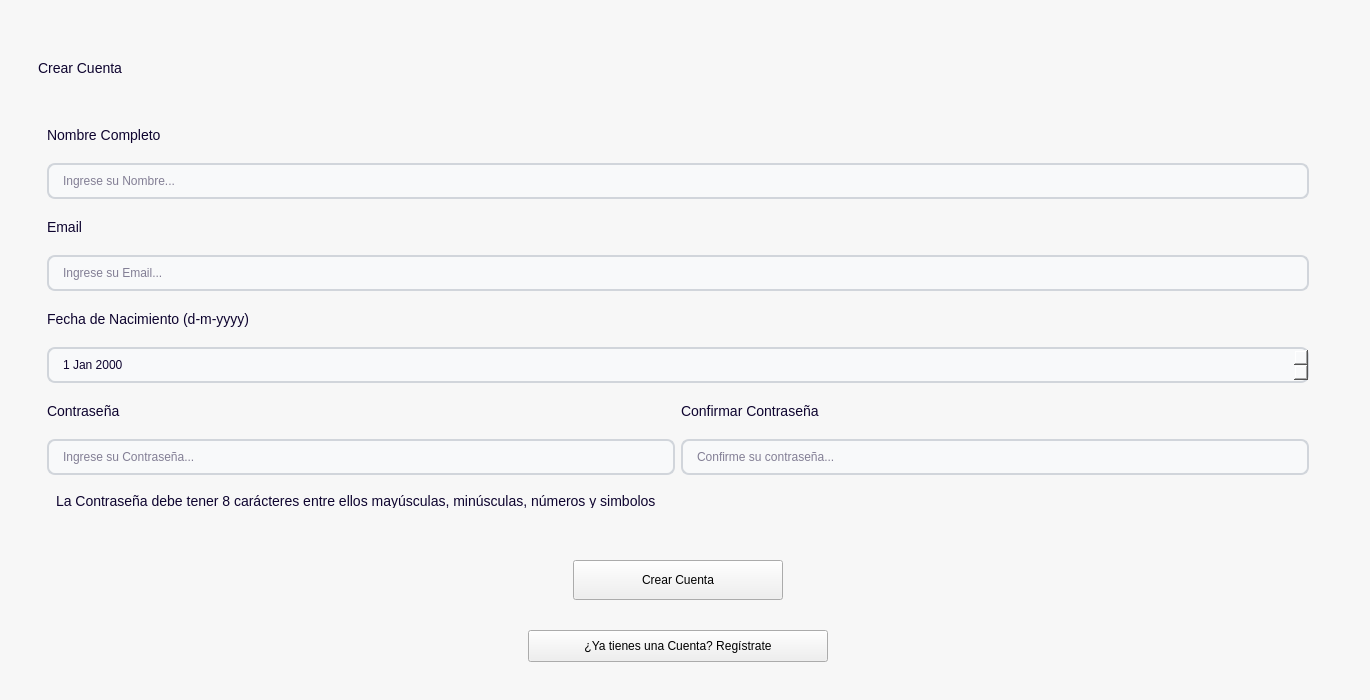
Qt form app/ui/createAccount.ui (Brando-1510/Proyecto-Integrador-2.0) before a commit.
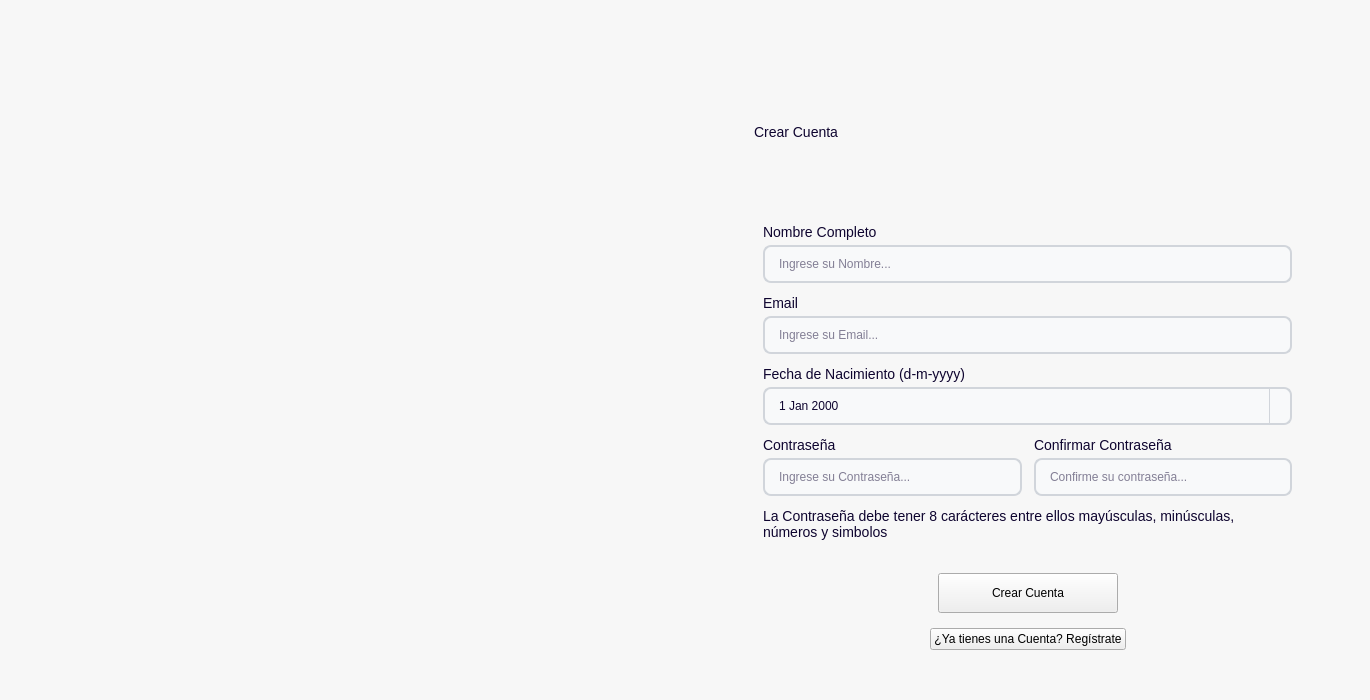
The same form after that commit. Icons and pictures are not drawn.

Commit message: fix(ui): ya estoy hasta la poya de que esta mierda no de XD

The edit to the form file:
```diff
--- a/app/ui/createAccount.ui
+++ b/app/ui/createAccount.ui
@@ -2,6 +2,7 @@
 <ui version="4.0">
  <class>LoginWindow</class>
  <widget class="QWidget" name="LoginWindow">
+
   <property name="geometry">
    <rect>
     <x>0</x>
@@ -10,46 +11,62 @@
     <height>700</height>
    </rect>
   </property>
+
+  <property name="minimumSize">
+   <size>
+    <width>900</width>
+    <height>600</height>
+   </size>
+  </property>
+
+  <property name="maximumSize">
+   <size>
+    <width>1370</width>
+    <height>700</height>
+   </size>
+  </property>
+
   <property name="windowTitle">
-   <string>Form</string>
+   <string>Crear Cuenta</string>
   </property>
+
   <property name="styleSheet">
-   <string notr="true">#LoginWindow{
-background-color: #f7f7f7;
+   <string notr="true">
+#LoginWindow {
+    background-color: #F7F7F7;
 }
+
 /*
 -----------------------------------------------------------------------------------------------------
 Inputs
------------------------------------------------------------------------------------------------------*/
-/* --- ESTADO BASE --- */
+-----------------------------------------------------------------------------------------------------
+*/
+
 QLineEdit, QDateEdit {
-    background-color: #F8F9FA; 
-    border: 2px solid #D1D5DB; 
-    border-radius: 8px;     
-    padding: 8px 12px;         
+    background-color: #F8F9FA;
+    border: 2px solid #D1D5DB;
+    border-radius: 8px;
+    padding: 8px 12px;
     color: #0E042F;
+    min-height: 18px;
 }
 
-/* --- CUANDO EL MOUSE ESTÁ ENCIMA (HOVER) --- */
 QLineEdit:hover, QDateEdit:hover {
-    border: 1px solid #9CA3AF;      /* Borde un poco más oscuro */
-    background-color: #F3F4F6;      /* Fondo ligeramente gris */
+    border: 1px solid #9CA3AF;
+    background-color: #F3F4F6;
 }
 
-/* --- CUANDO TIENE EL FOCO / SE ESTÁ ESCRIBIENDO (FOCUS) --- */
 QLineEdit:focus, QDateEdit:focus {
-    border: 1px solid #744bcc;      /* Borde azul más grueso */
-    background-color: #FFFFFF;      /* Fondo blanco puro */
+    border: 1px solid #744BCC;
+    background-color: #FFFFFF;
 }
 
-/* --- CUANDO EL CAMPO ESTÁ DESHABILITADO (DISABLED) --- */
 QLineEdit:disabled, QDateEdit:disabled {
-    background-color: #E5E7EB;      /* Fondo gris oscuro */
-    color: #9CA3AF;                 /* Texto gris claro */
-    border:2px solid #D1D5DB;      /* Borde original o más claro */
+    background-color: #E5E7EB;
+    color: #9CA3AF;
+    border: 2px solid #D1D5DB;
 }
 
-/* --- ESTILO ESPECÍFICO PARA EL BOTÓN DE FLECHA EN QDATEEDIT --- */
 QDateEdit::drop-down {
     subcontrol-origin: padding;
     subcontrol-position: top right;
@@ -60,72 +77,83 @@
     border-top-right-radius: 8px;
     border-bottom-right-radius: 8px;
 }
+
 /*
 -----------------------------------------------------------------------------------------------------
 Textos
------------------------------------------------------------------------------------------------------*/
-QLabel{
-font-size: 14px;
-color: #0E042F;
+-----------------------------------------------------------------------------------------------------
+*/
+
+QLabel {
+    font-size: 14px;
+    color: #0E042F;
 }
-QLabel[texto=&quot;TituloPrincipal&quot;]{
-font-size:30px;
-qproperty-alignment: 'AlignCenter';
-font-weight:bold;
+
+QLabel[texto=&quot;TituloPrincipal&quot;] {
+    font-size: 30px;
+    qproperty-alignment: 'AlignCenter';
+    font-weight: bold;
 }
-QLabel[texto=&quot;Descripcion&quot;]{
-font-size:18px;
-color: #6C6686;
+
+QLabel[texto=&quot;Descripcion&quot;] {
+    font-size: 18px;
+    color: #6C6686;
 }
-QLabel[texto=&quot;InputTexto&quot;]{
-font-size:16px;
-color: #6C6686;
+
+QLabel[texto=&quot;InputTexto&quot;] {
+    font-size: 16px;
+    color: #6C6686;
 }
-QLabel[texto=&quot;Destacado&quot;]{
-font-size:16px;
-color: #0E042F;
-qproperty-alignment: 'AlignCenter';
-font-weight: bold;
+
+QLabel[texto=&quot;Destacado&quot;] {
+    font-size: 16px;
+    color: #0E042F;
+    qproperty-alignment: 'AlignCenter';
+    font-weight: bold;
 }
+
 /*
 -----------------------------------------------------------------------------------------------------
 Botones
------------------------------------------------------------------------------------------------------*/
-/* --- BOTÓN PRIMARIO --- */
+-----------------------------------------------------------------------------------------------------
+*/
+
 QPushButton[boton=&quot;Primario&quot;] {
     border-radius: 10px;
     background-color: #5D38BB;
     font-weight: bold;
-    color: #f7f7f7;
+    color: #F7F7F7;
     font-size: 12pt;
+    min-height: 40px;
+    padding-left: 20px;
+    padding-right: 20px;
 }
 
 QPushButton[boton=&quot;Primario&quot;]:hover {
-    background-color: #744bcc;
+    background-color: #744BCC;
 }
 
 QPushButton[boton=&quot;Primario&quot;]:pressed {
-    background-color: #472a8f;
+    background-color: #472A8F;
 }
 
-
-/* --- BOTÓN SECUNDARIO --- */
 QPushButton[boton=&quot;Secundario&quot;] {
     border-radius: 10px;
     background-color: rgba(161, 147, 204, 0.7);
     font-weight: bold;
     color: #5D38BB;
     font-size: 18px;
+    min-height: 40px;
 }
 
 QPushButton[boton=&quot;Secundario&quot;]:hover {
-    background-color: rgba(161, 147, 204, 0.9); 
+    background-color: rgba(161, 147, 204, 0.9);
 }
 
 QPushButton[boton=&quot;Secundario&quot;]:pressed {
     background-color: rgba(131, 117, 174, 0.9);
 }
-/* --- BOTÓN TEXTO --- */
+
 QPushButton[boton=&quot;BotonTexto&quot;] {
     border: none;
     background: transparent;
@@ -133,10 +161,9 @@
     margin: 0px;
     color: #0E042F;
     font-weight: bold;
-	font-size: 16px;
+    font-size: 16px;
 }
 
-/* Evita que cambie de estilo o muestre bordes al pasar el mouse, hacer clic o tener el foco */
 QPushButton[boton=&quot;BotonTexto&quot;]:hover {
     color: #6C6686;
     background: transparent;
@@ -148,319 +175,829 @@
     background: transparent;
     outline: none;
 }
-</string>
+   </string>
   </property>
+
+
+  <!-- ================================================================= -->
+  <!-- LAYOUT PRINCIPAL -->
+  <!-- ================================================================= -->
+
   <layout class="QHBoxLayout" name="horizontalLayout_8">
+
+   <property name="spacing">
+    <number>0</number>
+   </property>
+
+   <property name="leftMargin">
+    <number>0</number>
+   </property>
+
+   <property name="topMargin">
+    <number>0</number>
+   </property>
+
+   <property name="rightMargin">
+    <number>0</number>
+   </property>
+
+   <property name="bottomMargin">
+    <number>0</number>
+   </property>
+
+
+   <!-- =============================================================== -->
+   <!-- CONTENEDOR PRINCIPAL -->
+   <!-- =============================================================== -->
+
    <item>
-    <widget class="QWidget" name="ContenedorPrincipal" native="true">
+
+    <widget class="QWidget" name="ContenedorPrincipal">
+
+     <property name="sizePolicy">
+      <sizepolicy hsizetype="Expanding" vsizetype="Expanding">
+       <horstretch>1</horstretch>
+       <verstretch>1</verstretch>
+      </sizepolicy>
+     </property>
+
+
      <layout class="QHBoxLayout" name="horizontalLayout">
+
+      <property name="spacing">
+       <number>0</number>
+      </property>
+
       <property name="leftMargin">
        <number>0</number>
       </property>
+
       <property name="topMargin">
        <number>0</number>
       </property>
+
       <property name="rightMargin">
        <number>0</number>
       </property>
+
       <property name="bottomMargin">
        <number>0</number>
       </property>
+
+
+      <!-- ============================================================= -->
+      <!-- LADO IZQUIERDO - IMAGEN -->
+      <!-- ============================================================= -->
+
       <item>
-       <widget class="QWidget" name="rightSide" native="true">
+
+       <widget class="QWidget" name="leftSide">
+
+        <property name="sizePolicy">
+         <sizepolicy hsizetype="Expanding" vsizetype="Expanding">
+          <horstretch>1</horstretch>
+          <verstretch>1</verstretch>
+         </sizepolicy>
+        </property>
+
+        <property name="minimumSize">
+         <size>
+          <width>400</width>
+          <height>0</height>
+         </size>
+        </property>
+
+
+        <layout class="QVBoxLayout" name="verticalLayout_8">
+
+         <property name="spacing">
+          <number>0</number>
+         </property>
+
+         <property name="leftMargin">
+          <number>0</number>
+         </property>
+
+         <property name="topMargin">
+          <number>0</number>
+         </property>
+
+         <property name="rightMargin">
+          <number>0</number>
+         </property>
+
+         <property name="bottomMargin">
+          <number>0</number>
+         </property>
+
+
+         <item>
+
+          <widget class="QLabel" name="label_2">
+
+           <property name="sizePolicy">
+            <sizepolicy hsizetype="Expanding" vsizetype="Expanding">
+             <horstretch>1</horstretch>
+             <verstretch>1</verstretch>
+            </sizepolicy>
+           </property>
+
+           <property name="text">
+            <string/>
+           </property>
+
+           <property name="pixmap">
+            <pixmap resource="../resources/resources.qrc">:/images/backCreateAccount.jpg</pixmap>
+           </property>
+
+           <property name="scaledContents">
+            <bool>true</bool>
+           </property>
+
+           <property name="alignment">
+            <set>Qt::AlignCenter</set>
+           </property>
+
+          </widget>
+
+         </item>
+
+        </layout>
+
+       </widget>
+
+      </item>
+
+
+      <!-- ============================================================= -->
+      <!-- LADO DERECHO - FORMULARIO -->
+      <!-- ============================================================= -->
+
+      <item>
+
+       <widget class="QWidget" name="rightSide">
+
+        <property name="sizePolicy">
+         <sizepolicy hsizetype="Expanding" vsizetype="Expanding">
+          <horstretch>1</horstretch>
+          <verstretch>1</verstretch>
+         </sizepolicy>
+        </property>
+
+        <property name="minimumSize">
+         <size>
+          <width>450</width>
+          <height>0</height>
+         </size>
+        </property>
+
+
         <layout class="QVBoxLayout" name="verticalLayout_7">
+
+         <property name="spacing">
+          <number>0</number>
+         </property>
+
+         <property name="leftMargin">
+          <number>40</number>
+         </property>
+
+         <property name="topMargin">
+          <number>30</number>
+         </property>
+
+         <property name="rightMargin">
+          <number>40</number>
+         </property>
+
+         <property name="bottomMargin">
+          <number>30</number>
+         </property>
+
+
+         <!-- ========================================================== -->
+         <!-- CONTENEDOR DEL FORMULARIO -->
+         <!-- ========================================================== -->
+
          <item>
-          <widget class="QWidget" name="contenedorPrincipal" native="true">
+
+          <widget class="QWidget" name="contenedorPrincipal">
+
+           <property name="sizePolicy">
+            <sizepolicy hsizetype="Expanding" vsizetype="Preferred">
+             <horstretch>1</horstretch>
+             <verstretch>0</verstretch>
+            </sizepolicy>
+           </property>
+
+
            <layout class="QVBoxLayout" name="verticalLayout_4">
+
+            <property name="spacing">
+             <number>15</number>
+            </property>
+
+            <property name="leftMargin">
+             <number>20</number>
+            </property>
+
+            <property name="topMargin">
+             <number>20</number>
+            </property>
+
+            <property name="rightMargin">
+             <number>20</number>
+            </property>
+
+            <property name="bottomMargin">
+             <number>20</number>
+            </property>
+
+
+            <!-- ======================================================== -->
+            <!-- TÍTULO -->
+            <!-- ======================================================== -->
+
             <item>
-             <widget class="QWidget" name="contenedorTitulo_2" native="true">
+
+             <widget class="QWidget" name="contenedorTitulo_2">
+
               <layout class="QVBoxLayout" name="verticalLayout_5">
+
+               <property name="spacing">
+                <number>10</number>
+               </property>
+
                <item>
+
                 <widget class="QLabel" name="Titulo_2">
-                 <property name="maximumSize">
-                  <size>
-                   <width>16777215</width>
-                   <height>60</height>
-                  </size>
+
+                 <property name="sizePolicy">
+                  <sizepolicy hsizetype="Expanding" vsizetype="Preferred">
+                   <horstretch>1</horstretch>
+                   <verstretch>0</verstretch>
+                  </sizepolicy>
                  </property>
+
                  <property name="text">
                   <string>Crear Cuenta</string>
                  </property>
+
                  <property name="texto" stdset="0">
                   <string>TituloPrincipal</string>
                  </property>
+
                 </widget>
+
                </item>
+
+
+               <!-- ===================================================== -->
+               <!-- FORMULARIOS -->
+               <!-- ===================================================== -->
+
                <item>
-                <widget class="QWidget" name="contenedorForms_2" native="true">
+
+                <widget class="QWidget" name="contenedorForms_2">
+
+                 <property name="sizePolicy">
+                  <sizepolicy hsizetype="Expanding" vsizetype="Preferred">
+                   <horstretch>1</horstretch>
+                   <verstretch>0</verstretch>
+                  </sizepolicy>
+                 </property>
+
+
                  <layout class="QVBoxLayout" name="verticalLayout_6">
+
+                  <property name="spacing">
+                   <number>12</number>
+                  </property>
+
+
+                  <!-- ================================================= -->
+                  <!-- NOMBRE -->
+                  <!-- ================================================= -->
+
                   <item>
+
                    <layout class="QVBoxLayout" name="inputLayout_4">
-                    <property name="sizeConstraint">
-                     <enum>QLayout::SetFixedSize</enum>
+
+                    <property name="spacing">
+                     <number>5</number>
                     </property>
+
                     <item>
+
                      <widget class="QLabel" name="descripcion_6">
-                      <property name="styleSheet">
-                       <string notr="true"/>
-                      </property>
+
                       <property name="text">
                        <string>Nombre Completo</string>
                       </property>
+
                       <property name="texto" stdset="0">
                        <string>InputTexto</string>
                       </property>
+
                      </widget>
+
                     </item>
+
+
                     <item>
+
                      <widget class="QLineEdit" name="inputNombre">
-                      <property name="text">
-                       <string/>
+
+                      <property name="sizePolicy">
+                       <sizepolicy hsizetype="Expanding" vsizetype="Fixed">
+                        <horstretch>1</horstretch>
+                        <verstretch>0</verstretch>
+                       </sizepolicy>
                       </property>
+
+                      <property name="minimumSize">
+                       <size>
+                        <width>0</width>
+                        <height>40</height>
+                       </size>
+                      </property>
+
                       <property name="placeholderText">
                        <string>Ingrese su Nombre...</string>
                       </property>
+
                      </widget>
+
                     </item>
+
                    </layout>
+
                   </item>
+
+
+                  <!-- ================================================= -->
+                  <!-- EMAIL -->
+                  <!-- ================================================= -->
+
                   <item>
+
                    <layout class="QVBoxLayout" name="inputLayout_5">
-                    <property name="sizeConstraint">
-                     <enum>QLayout::SetFixedSize</enum>
+
+                    <property name="spacing">
+                     <number>5</number>
                     </property>
+
                     <item>
+
                      <widget class="QLabel" name="descripcion_8">
-                      <property name="styleSheet">
-                       <string notr="true"/>
-                      </property>
+
                       <property name="text">
                        <string>Email</string>
                       </property>
+
                       <property name="texto" stdset="0">
                        <string>InputTexto</string>
                       </property>
+
                      </widget>
+
                     </item>
+
+
                     <item>
+
                      <widget class="QLineEdit" name="inputCorreo">
+
+                      <property name="sizePolicy">
+                       <sizepolicy hsizetype="Expanding" vsizetype="Fixed">
+                        <horstretch>1</horstretch>
+                        <verstretch>0</verstretch>
+                       </sizepolicy>
+                      </property>
+
+                      <property name="minimumSize">
+                       <size>
+                        <width>0</width>
+                        <height>40</height>
+                       </size>
+                      </property>
+
                       <property name="placeholderText">
                        <string>Ingrese su Email...</string>
                       </property>
+
                      </widget>
+
                     </item>
+
                    </layout>
+
                   </item>
+
+
+                  <!-- ================================================= -->
+                  <!-- FECHA DE NACIMIENTO -->
+                  <!-- ================================================= -->
+
                   <item>
+
                    <layout class="QVBoxLayout" name="inputLayout_6">
-                    <property name="sizeConstraint">
-                     <enum>QLayout::SetFixedSize</enum>
+
+                    <property name="spacing">
+                     <number>5</number>
                     </property>
+
                     <item>
+
                      <widget class="QLabel" name="descripcion_9">
-                      <property name="styleSheet">
-                       <string notr="true"/>
-                      </property>
+
                       <property name="text">
                        <string>Fecha de Nacimiento (d-m-yyyy)</string>
                       </property>
+
                       <property name="texto" stdset="0">
                        <string>InputTexto</string>
                       </property>
+
                      </widget>
+
                     </item>
+
+
                     <item>
-                     <widget class="QDateEdit" name="inputFecha"/>
+
+                     <widget class="QDateEdit" name="inputFecha">
+
+                      <property name="sizePolicy">
+                       <sizepolicy hsizetype="Expanding" vsizetype="Fixed">
+                        <horstretch>1</horstretch>
+                        <verstretch>0</verstretch>
+                       </sizepolicy>
+                      </property>
+
+                      <property name="minimumSize">
+                       <size>
+                        <width>0</width>
+                        <height>40</height>
+                       </size>
+                      </property>
+
+                      <property name="calendarPopup">
+                       <bool>true</bool>
+                      </property>
+
+                     </widget>
+
                     </item>
+
                    </layout>
+
                   </item>
+
+
+                  <!-- ================================================= -->
+                  <!-- CONTRASEÑAS -->
+                  <!-- ================================================= -->
+
                   <item>
+
                    <layout class="QGridLayout" name="gridLayout_2">
-                    <property name="sizeConstraint">
-                     <enum>QLayout::SetFixedSize</enum>
+
+                    <property name="horizontalSpacing">
+                     <number>12</number>
                     </property>
+
+                    <property name="verticalSpacing">
+                     <number>5</number>
+                    </property>
+
+
+                    <!-- CONTRASEÑA -->
+
                     <item row="0" column="0">
+
                      <widget class="QLabel" name="descripcion_10">
-                      <property name="styleSheet">
-                       <string notr="true"/>
-                      </property>
+
                       <property name="text">
                        <string>Contraseña</string>
                       </property>
+
                       <property name="texto" stdset="0">
                        <string>InputTexto</string>
                       </property>
+
                      </widget>
+
                     </item>
-                    <item row="1" column="1">
-                     <widget class="QLineEdit" name="inputContrasenaConfirmar">
-                      <property name="placeholderText">
-                       <string>Confirme su contraseña...</string>
-                      </property>
-                     </widget>
-                    </item>
+
+
                     <item row="1" column="0">
+
                      <widget class="QLineEdit" name="inputContrasena">
+
+                      <property name="sizePolicy">
+                       <sizepolicy hsizetype="Expanding" vsizetype="Fixed">
+                        <horstretch>1</horstretch>
+                        <verstretch>0</verstretch>
+                       </sizepolicy>
+                      </property>
+
+                      <property name="minimumSize">
+                       <size>
+                        <width>0</width>
+                        <height>40</height>
+                       </size>
+                      </property>
+
+                      <property name="echoMode">
+                       <enum>QLineEdit::Password</enum>
+                      </property>
+
                       <property name="placeholderText">
                        <string>Ingrese su Contraseña...</string>
                       </property>
+
                      </widget>
+
                     </item>
+
+
+                    <!-- CONFIRMAR CONTRASEÑA -->
+
                     <item row="0" column="1">
+
                      <widget class="QLabel" name="descripcion_11">
-                      <property name="styleSheet">
-                       <string notr="true"/>
-                      </property>
+
                       <property name="text">
                        <string>Confirmar Contraseña</string>
                       </property>
+
                       <property name="texto" stdset="0">
                        <string>InputTexto</string>
                       </property>
+
                      </widget>
+
                     </item>
+
+
+                    <item row="1" column="1">
+
+                     <widget class="QLineEdit" name="inputContrasenaConfirmar">
+
+                      <property name="sizePolicy">
+                       <sizepolicy hsizetype="Expanding" vsizetype="Fixed">
+                        <horstretch>1</horstretch>
+                        <verstretch>0</verstretch>
+                       </sizepolicy>
+                      </property>
+
+                      <property name="minimumSize">
+                       <size>
+                        <width>0</width>
+                        <height>40</height>
+                       </size>
+                      </property>
+
+                      <property name="echoMode">
+                       <enum>QLineEdit::Password</enum>
+                      </property>
+
+                      <property name="placeholderText">
+                       <string>Confirme su contraseña...</string>
+                      </property>
+
+                     </widget>
+
+                    </item>
+
                    </layout>
+
                   </item>
+
+
+                  <!-- ================================================= -->
+                  <!-- REQUISITOS CONTRASEÑA -->
+                  <!-- ================================================= -->
+
                   <item>
-                   <widget class="QWidget" name="widget_2" native="true">
-                    <property name="maximumSize">
-                     <size>
-                      <width>16777215</width>
-                      <height>40</height>
-                     </size>
+
+                   <widget class="QLabel" name="descripcion_12">
+
+                    <property name="sizePolicy">
+                     <sizepolicy hsizetype="Expanding" vsizetype="Preferred">
+                      <horstretch>1</horstretch>
+                      <verstretch>0</verstretch>
+                     </sizepolicy>
                     </property>
-                    <layout class="QHBoxLayout" name="horizontalLayout_5">
-                     <item>
-                      <widget class="QLabel" name="descripcion_12">
-                       <property name="maximumSize">
-                        <size>
-                         <width>16777215</width>
-                         <height>15</height>
-                        </size>
-                       </property>
-                       <property name="styleSheet">
-                        <string notr="true"/>
-                       </property>
-                       <property name="text">
-                        <string>La Contraseña debe tener 8 carácteres entre ellos mayúsculas, minúsculas, números y simbolos</string>
-                       </property>
-                       <property name="texto" stdset="0">
-                        <string/>
-                       </property>
-                      </widget>
-                     </item>
-                    </layout>
+
+                    <property name="wordWrap">
+                     <bool>true</bool>
+                    </property>
+
+                    <property name="text">
+                     <string>La Contraseña debe tener 8 carácteres entre ellos mayúsculas, minúsculas, números y simbolos</string>
+                    </property>
+
+                    <property name="texto" stdset="0">
+                     <string/>
+                    </property>
+
                    </widget>
+
                   </item>
+
                  </layout>
+
                 </widget>
+
                </item>
+
               </layout>
+
              </widget>
+
             </item>
+
+
+            <!-- ======================================================== -->
+            <!-- BOTÓN CREAR CUENTA -->
+            <!-- ======================================================== -->
+
             <item>
-             <widget class="QWidget" name="widget_5" native="true">
-              <property name="maximumSize">
-               <size>
-                <width>16777215</width>
-                <height>70</height>
-               </size>
-              </property>
-              <layout class="QHBoxLayout" name="horizontalLayout_6">
-               <item>
-                <widget class="QPushButton" name="BtnCrearCuenta">
-                 <property name="maximumSize">
-                  <size>
-                   <width>210</width>
-                   <height>40</height>
-                  </size>
-                 </property>
-                 <property name="styleSheet">
-                  <string notr="true"/>
-                 </property>
-                 <property name="text">
-                  <string>Crear Cuenta</string>
-                 </property>
-                 <property name="boton" stdset="0">
-                  <string>Primario</string>
-                 </property>
-                </widget>
-               </item>
-              </layout>
-             </widget>
+
+             <layout class="QHBoxLayout" name="horizontalLayout_6">
+
+              <item>
+
+               <spacer name="crearCuentaLeftSpacer">
+
+                <property name="orientation">
+                 <enum>Qt::Horizontal</enum>
+                </property>
+
+                <property name="sizeHint" stdset="0">
+                 <size>
+                  <width>40</width>
+                  <height>20</height>
+                 </size>
+                </property>
+
+               </spacer>
+
+              </item>
+
+
+              <item>
+
+               <widget class="QPushButton" name="BtnCrearCuenta">
+
+                <property name="minimumSize">
+                 <size>
+                  <width>180</width>
+                  <height>40</height>
+                 </size>
+                </property>
+
+                <property name="maximumSize">
+                 <size>
+                  <width>250</width>
+                  <height>40</height>
+                 </size>
+                </property>
+
+                <property name="text">
+                 <string>Crear Cuenta</string>
+                </property>
+
+                <property name="boton" stdset="0">
+                 <string>Primario</string>
+                </property>
+
+               </widget>
+
+              </item>
+
+
+              <item>
+
+               <spacer name="crearCuentaRightSpacer">
+
+                <property name="orientation">
+                 <enum>Qt::Horizontal</enum>
+                </property>
+
+                <property name="sizeHint" stdset="0">
+                 <size>
+                  <width>40</width>
+                  <height>20</height>
+                 </size>
+                </property>
+
+               </spacer>
+
+              </item>
+
+             </layout>
+
             </item>
+
+
+            <!-- ======================================================== -->
+            <!-- VOLVER AL LOGIN -->
+            <!-- ======================================================== -->
+
             <item>
-             <widget class="QWidget" name="widget_6" native="true">
-              <property name="maximumSize">
-               <size>
-                <width>16777215</width>
-                <height>50</height>
-               </size>
-              </property>
-              <layout class="QHBoxLayout" name="horizontalLayout_7">
-               <item>
-                <widget class="QPushButton" name="BtnLogin">
-                 <property name="maximumSize">
-                  <size>
-                   <width>300</width>
-                   <height>40</height>
-                  </size>
-                 </property>
-                 <property name="styleSheet">
-                  <string notr="true"/>
-                 </property>
-                 <property name="text">
-                  <string>¿Ya tienes una Cuenta? Regístrate</string>
-                 </property>
-                 <property name="boton" stdset="0">
-                  <string>BotonTexto</string>
-                 </property>
-                </widget>
-               </item>
-              </layout>
-             </widget>
+
+             <layout class="QHBoxLayout" name="horizontalLayout_7">
+
+              <item>
+
+               <spacer name="loginLeftSpacer">
+
+                <property name="orientation">
+                 <enum>Qt::Horizontal</enum>
+                </property>
+
+                <property name="sizeHint" stdset="0">
+                 <size>
+                  <width>40</width>
+                  <height>20</height>
+                 </size>
+                </property>
+
+               </spacer>
+
+              </item>
+
+
+              <item>
+
+               <widget class="QPushButton" name="BtnLogin">
+
+                <property name="sizePolicy">
+                 <sizepolicy hsizetype="Preferred" vsizetype="Fixed">
+                  <horstretch>0</horstretch>
+                  <verstretch>0</verstretch>
+                 </sizepolicy>
+                </property>
+
+                <property name="text">
+                 <string>¿Ya tienes una Cuenta? Regístrate</string>
+                </property>
+
+                <property name="boton" stdset="0">
+                 <string>BotonTexto</string>
+                </property>
+
+               </widget>
+
+              </item>
+
+
+              <item>
+
+               <spacer name="loginRightSpacer">
+
+                <property name="orientation">
+                 <enum>Qt::Horizontal</enum>
+                </property>
+
+                <property name="sizeHint" stdset="0">
+                 <size>
+                  <width>40</width>
+                  <height>20</height>
+                 </size>
+                </property>
+
+               </spacer>
+
+              </item>
+
+             </layout>
+
             </item>
+
            </layout>
+
           </widget>
+
          </item>
+
         </layout>
+
        </widget>
+
       </item>
-      <item>
-       <widget class="QWidget" name="leftSide" native="true">
-        <layout class="QVBoxLayout" name="verticalLayout_8">
-         <property name="leftMargin">
-          <number>0</number>
-         </property>
-         <property name="topMargin">
-          <number>0</number>
-         </property>
-         <property name="rightMargin">
-          <number>0</number>
-         </property>
-         <property name="bottomMargin">
-          <number>0</number>
-         </property>
-         <item>
-          <widget class="QLabel" name="label_2">
-           <property name="styleSheet">
-            <string notr="true"/>
-           </property>
-           <property name="text">
-            <string/>
-           </property>
-           <property name="pixmap">
-            <pixmap resource="../resources/resources.qrc">:/images/backCreateAccount.jpg</pixmap>
-           </property>
-          </widget>
-         </item>
-        </layout>
-       </widget>
-      </item>
+
      </layout>
+
     </widget>
+
    </item>
+
   </layout>
+
  </widget>
  <resources>
   <include location="../resources/resources.qrc"/>
```
Left out of the diff: 5 changed lines with no effect on the pictures. The commit also changes 2 other files.
